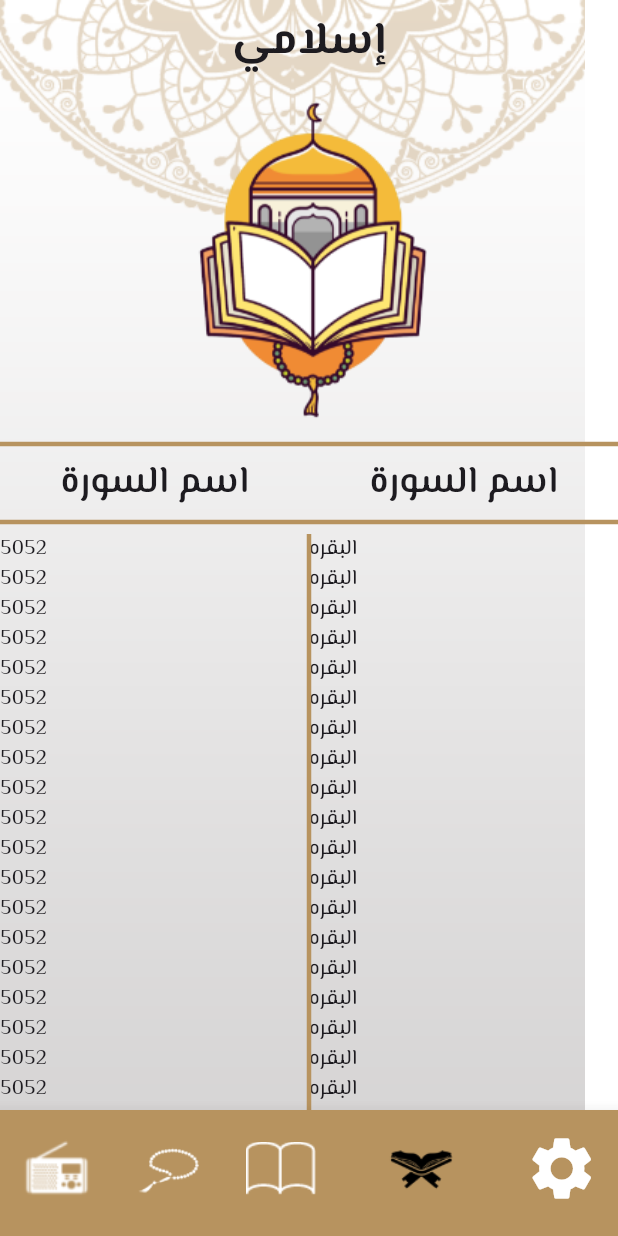
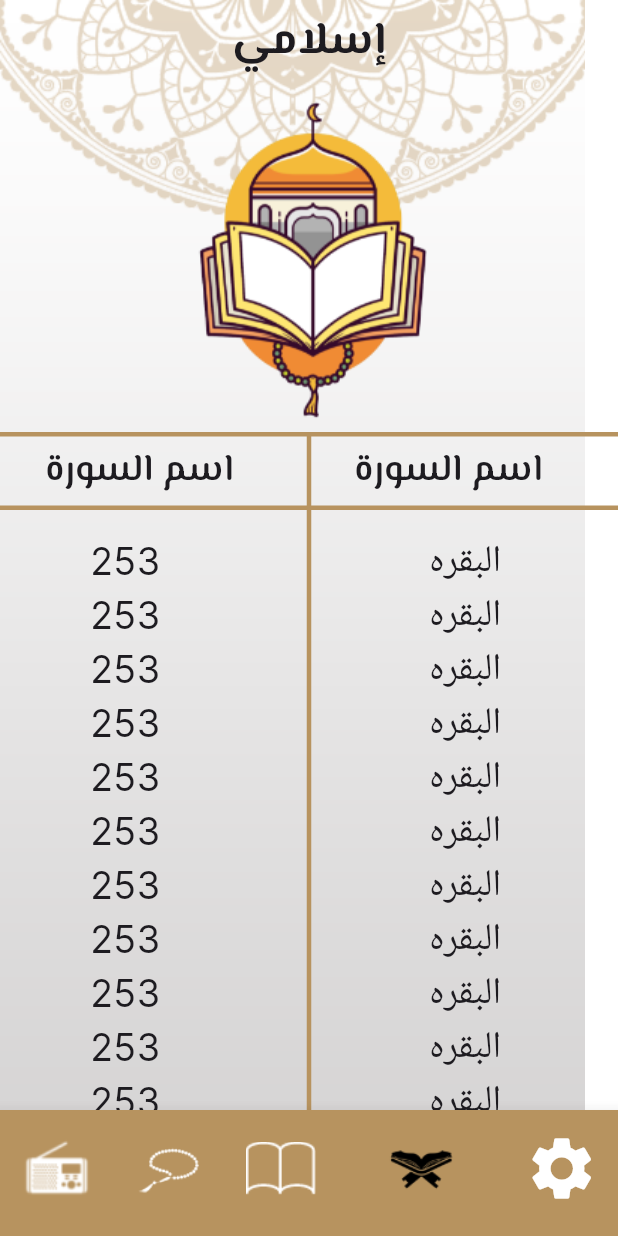
Before and after one commit to mohamedmagdi6/islami_app, a Flutter app: the screen it shows after launch, item 4 of the bottom bar chosen, on a phone screen of 412 x 824 dp. Run offline on Flutter 3.47's test engine with Material 3 defaults, Android fonts, the phone set to English and light mode, and no system bars.

Commit message:
create table of elquraan and complete its tab

```diff
--- a/lib/taps/quraan_tab.dart
+++ b/lib/taps/quraan_tab.dart
@@ -12,32 +12,46 @@ class QuraanTab extends StatelessWidget {
         SizedBox(
           height: 5,
         ),
-        Divider(
-          thickness: 3,
+        Table(
+          border: TableBorder(
+              bottom: BorderSide(
                 color: kPrimaryColor,
+                width: 3,
               ),
-        Row(
-          mainAxisAlignment: MainAxisAlignment.spaceAround,
+              top: BorderSide(
+                color: kPrimaryColor,
+                width: 3,
+              ),
+              verticalInside: BorderSide(
+                color: kPrimaryColor,
+                width: 3,
+              )),
           children: [
-            Text(
+            TableRow(children: [
+              Padding(
+                padding:
+                    const EdgeInsets.symmetric(vertical: 8, horizontal: 30),
+                child: Text(
                   'اسم السورة',
                   style: TextStyle(
                     fontWeight: FontWeight.w600,
                     fontSize: 25,
                   ),
                 ),
-            Text(
+              ),
+              Padding(
+                padding:
+                    const EdgeInsets.symmetric(vertical: 8, horizontal: 30),
+                child: Text(
                   'اسم السورة',
                   style: TextStyle(
                     fontWeight: FontWeight.w600,
                     fontSize: 25,
                   ),
                 ),
+              ),
+            ])
           ],
-        ),
-        Divider(
-          thickness: 3,
-          color: kPrimaryColor,
         ),
         Expanded(
           child: SingleChildScrollView(
@@ -53,20 +67,40 @@ class QuraanTab extends StatelessWidget {
                     Column(
                       children: [
                         ListView.builder(
+                            padding: const EdgeInsets.only(
+                                top: 16, bottom: 16, left: 60),
+                            physics: NeverScrollableScrollPhysics(),
                             shrinkWrap: true,
                             itemCount: 50,
                             itemBuilder: (context, index) {
-                              return Text('5052');
+                              return Text(
+                                '253',
+                                style: TextStyle(
+                                  fontFamily: 'Inter',
+                                  fontWeight: FontWeight.w400,
+                                  fontSize: 25,
+                                ),
+                              );
                             })
                       ],
                     ),
                     Column(
                       children: [
                         ListView.builder(
+                            padding: const EdgeInsets.only(
+                                top: 16, bottom: 16, left: 80),
+                            physics: NeverScrollableScrollPhysics(),
                             shrinkWrap: true,
                             itemCount: 50,
                             itemBuilder: (context, index) {
-                              return Text('البقره');
+                              return Text(
+                                'البقره',
+                                style: TextStyle(
+                                  fontFamily: 'Inter',
+                                  fontWeight: FontWeight.w400,
+                                  fontSize: 25,
+                                ),
+                              );
                             })
                       ],
                     )
```
Also changed, not shown: pubspec.yaml (+4 -3 lines), fonts/Inter-VariableFont_slnt,wght.ttf (added). Lines whose indentation alone changed are shown as unchanged.
